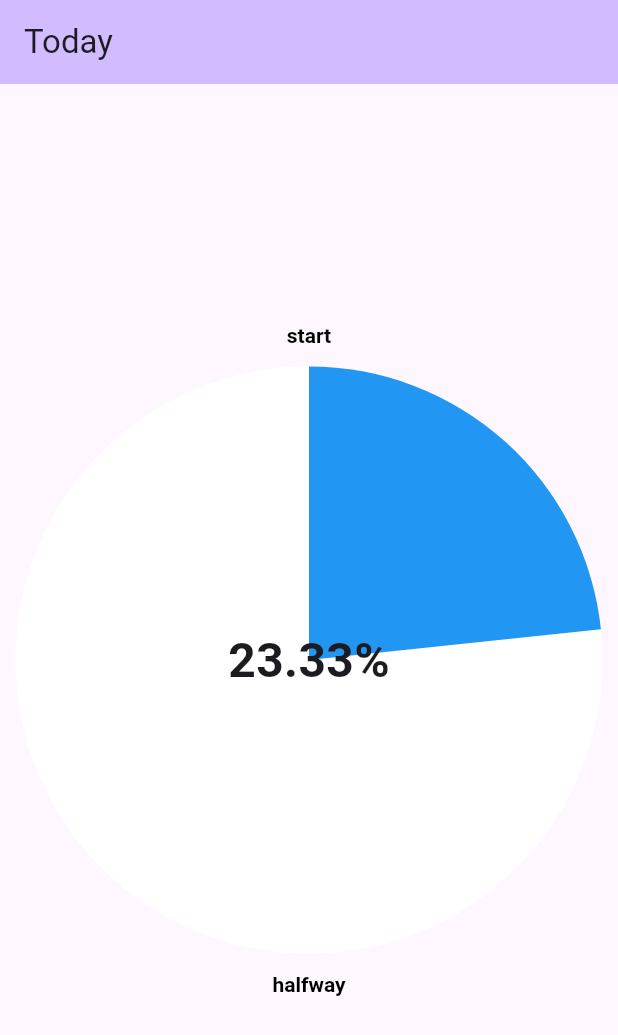
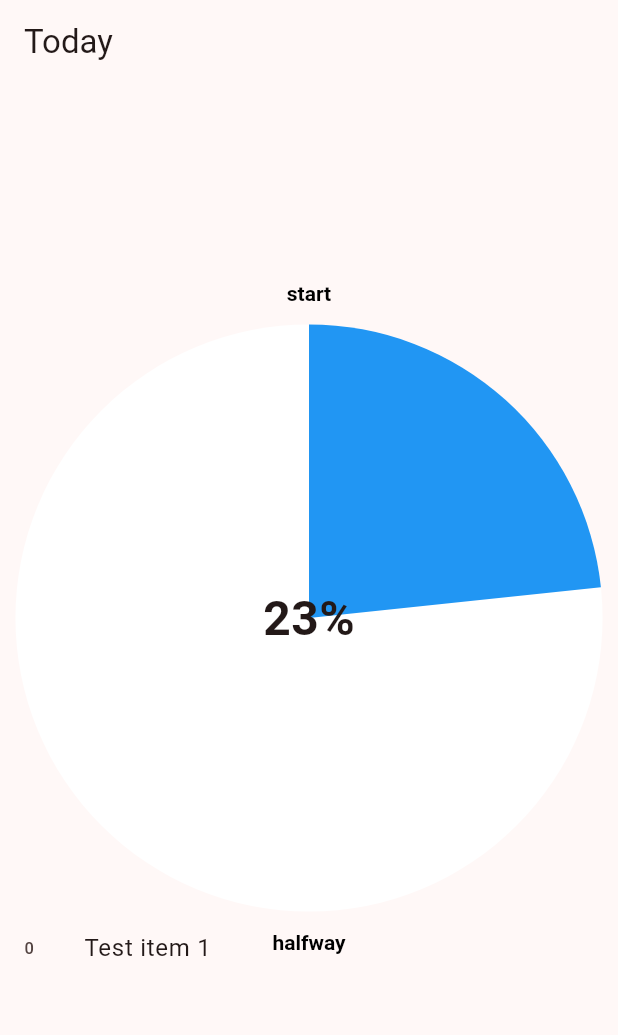
Before and after one commit to aymswick/wandering_compass, a Flutter app: the screen it shows after launch, on a phone screen of 412 x 824 dp. Shown: the top 1035 px of the screen. Run offline on Flutter 3.47's test engine with Material 3 defaults, Android fonts, the phone set to English and light mode, and no system bars; our stand-ins replace bloc, dart_mappable, flutter_bloc; generated files the repository leaves out were written again.

Commit message:
Stub for focus items

```diff
--- a/client/lib/app/view/app.dart
+++ b/client/lib/app/view/app.dart
@@ -11,8 +11,8 @@ class App extends StatelessWidget {
   Widget build(BuildContext context) {
     return MaterialApp(
       theme: ThemeData(
-        appBarTheme: AppBarTheme(
-          backgroundColor: Theme.of(context).colorScheme.inversePrimary,
+        colorScheme: ColorScheme.fromSeed(
+          seedColor: Colors.red,
         ),
         useMaterial3: true,
       ),
--- a/client/lib/today/bloc/today_bloc.dart
+++ b/client/lib/today/bloc/today_bloc.dart
@@ -17,7 +17,8 @@ const double workingSpanMinutes =
 class TodayBloc extends Bloc<TodayEvent, TodayState> {
   TodayBloc(this.repository) : super(const TodayState(currentTick: 0)) {
     on<TimeElapsed>(_advanceTime);
-    _startTracking();
+    on<ScheduleFetched>(_setupHeadsUpDisplay);
+    _manualStart(); // TODO(ant): remove this and use proper cron/timing with multiplatform reliability
   }
 
   ScheduleRepository repository;
@@ -54,18 +55,25 @@ class TodayBloc extends Bloc<TodayEvent, TodayState> {
     final progress = rawProgress.clamp(
       0.0,
       1.0,
-    ); // Ensure it doesn't go over 1.0
+    );
 
     emit(state.copyWith(currentTick: progress));
   }
 
-  void _startTracking() {
-    // 1. Post the initial event right away
+  // Manual kickstart of the time ticker + manual recurring post
+  void _manualStart() {
     add(TimeElapsed());
-
-    // 2. Set up a periodic timer to post the event every second
+    add(ScheduleFetched());
     _timer = Timer.periodic(const Duration(seconds: 1), (timer) {
       add(TimeElapsed());
     });
   }
+
+  Future<void> _setupHeadsUpDisplay(
+    ScheduleFetched event,
+    Emitter<TodayState> emit,
+  ) async {
+    // TODO(ant): grab this stuff properly from repository.
+    emit(state.copyWith(items: ['Test item 1']));
+  }
 }
--- a/client/lib/today/bloc/today_event.dart
+++ b/client/lib/today/bloc/today_event.dart
@@ -6,6 +6,8 @@ class MorningArrivedEvent extends TodayEvent {}
 
 class NightArrivedEvent extends TodayEvent {}
 
+class ScheduleFetched extends TodayEvent {}
+
 class TimeElapsed extends TodayEvent {}
 
 @immutable
--- a/client/lib/today/bloc/today_state.dart
+++ b/client/lib/today/bloc/today_state.dart
@@ -2,7 +2,8 @@ part of 'today_bloc.dart';
 
 @MappableClass()
 class TodayState with TodayStateMappable {
-  const TodayState({required this.currentTick});
+  const TodayState({required this.currentTick, this.items = const []});
 
   final double currentTick;
+  final List<String> items;
 }
--- /dev/null
+++ b/client/lib/today/view/focus_items.dart
@@ -0,0 +1,27 @@
+import 'package:flutter/material.dart';
+import 'package:flutter_bloc/flutter_bloc.dart';
+import 'package:wandering_compass_client/today/bloc/today_bloc.dart';
+
+class FocusItems extends StatelessWidget {
+  const FocusItems({super.key});
+
+  @override
+  Widget build(BuildContext context) {
+    return BlocSelector<TodayBloc, TodayState, List<String>>(
+      selector: (state) {
+        return state.items;
+      },
+      builder: (context, items) {
+        return ListView.separated(
+          shrinkWrap: true,
+          itemCount: items.length,
+          itemBuilder: (context, index) => ListTile(
+            leading: Text('$index'),
+            title: Text(items[index]),
+          ),
+          separatorBuilder: (context, index) => const Divider(),
+        );
+      },
+    );
+  }
+}
--- a/client/lib/today/view/today_page.dart
+++ b/client/lib/today/view/today_page.dart
@@ -4,6 +4,7 @@ import 'package:schedule_repository/schedule_repository.dart';
 import 'package:wandering_compass_client/l10n/l10n.dart';
 import 'package:wandering_compass_client/today/bloc/today_bloc.dart';
 import 'package:wandering_compass_client/today/view/clock_painter.dart';
+import 'package:wandering_compass_client/today/view/focus_items.dart';
 
 class TodayPage extends StatelessWidget {
   const TodayPage({super.key});
@@ -30,11 +31,17 @@ class TodayView extends StatelessWidget {
       body: SizedBox.expand(
         child: BlocSelector<TodayBloc, TodayState, double>(
           selector: (state) => state.currentTick,
-          builder: (context, dayProgressPercentage) => CustomPaint(
-            painter: ClockPainter(dayProgressPercentage: dayProgressPercentage),
+          builder: (context, dayProgressPercentage) => Column(
+            mainAxisAlignment: MainAxisAlignment.center,
+            children: [
+              Expanded(
+                child: CustomPaint(
+                  painter: ClockPainter(
+                    dayProgressPercentage: dayProgressPercentage,
+                  ),
                   child: Center(
                     child: Text(
-                '${(dayProgressPercentage * 100).toStringAsFixed(2)}%',
+                      '${(dayProgressPercentage * 100).toStringAsFixed(0)}%',
                       style: const TextStyle(
                         fontSize: 32,
                         fontWeight: FontWeight.bold,
@@ -43,6 +50,10 @@ class TodayView extends StatelessWidget {
                   ),
                 ),
               ),
+              const Flexible(child: FocusItems()),
+            ],
+          ),
+        ),
       ),
     );
   }
```
Also changed, not shown: client/lib/today/bloc/today_bloc.mapper.dart (+30 -6 lines). Lines whose indentation alone changed are shown as unchanged.
